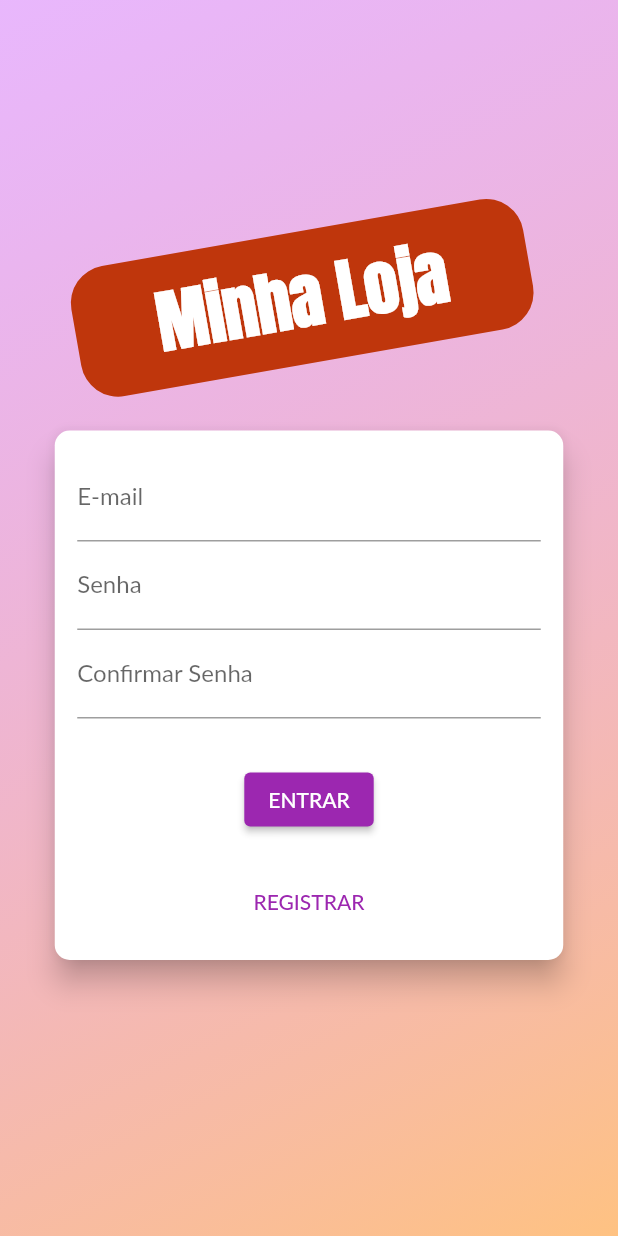
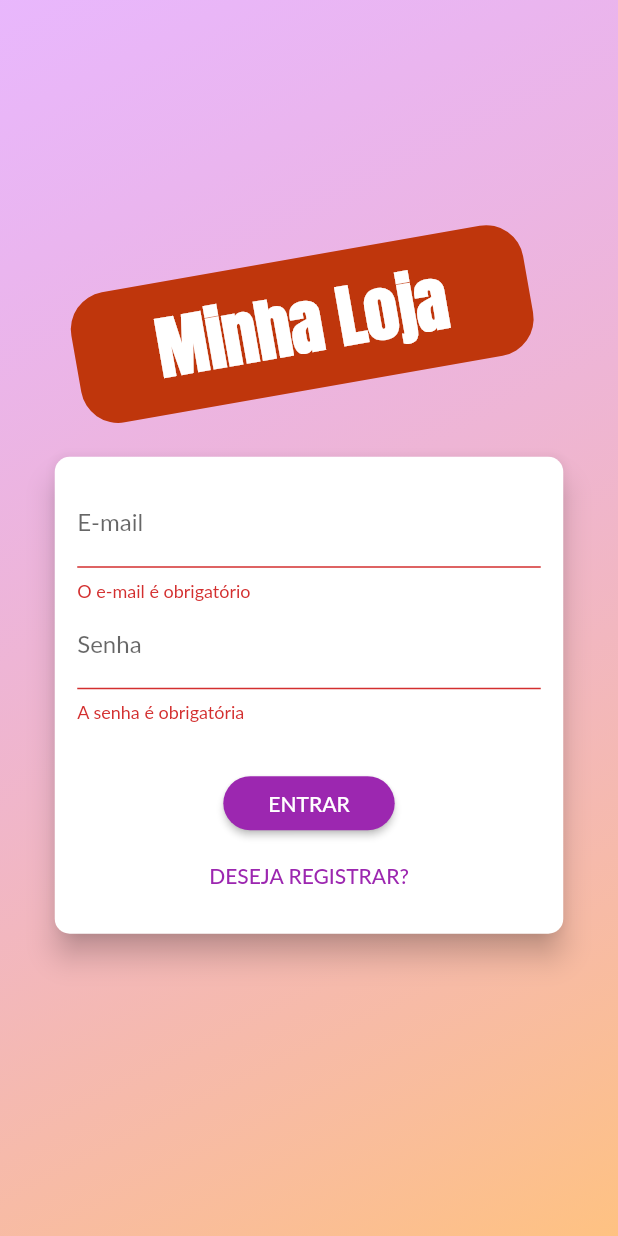
Before and after one commit to Matheus-IT/shop_app, a Flutter app: the screen it shows after launch, after a tap on "ENTRAR", on a phone screen of 412 x 824 dp. Run offline on Flutter 3.47's test engine with Material 2 defaults, Android fonts, the phone set to English and light mode, and no system bars; network calls fail; Roboto replaces fonts that are missing (Lato).

Commit message:
Aula 2022-08-12

```diff
--- a/lib/core/app_routes.dart
+++ b/lib/core/app_routes.dart
@@ -1,6 +1,5 @@
 class AppRoutes {
-  static const auth = '/auth';
-  static const productOverview = '/product/overview';
+  static const home = '/';
   static const productDetail = '/product/detail';
   static const productManager = '/product/manager';
   static const productEdit = '/product/edit';
--- a/lib/core/shop_app.dart
+++ b/lib/core/shop_app.dart
@@ -2,12 +2,12 @@ import 'package:flutter/material.dart';
 import 'package:provider/provider.dart';
 import 'package:shop_app/pages/product_detail_page/product_detail_page.dart';
 
-import '../pages/auth_page/auth_page.dart';
 import '../pages/cart_page/cart_page.dart';
+import '../pages/main_page/main_page.dart';
 import '../pages/order_page/order_page.dart';
 import '../pages/product_manager_page/product_manager_page.dart';
-import '../pages/product_overview_page/product_overview_page.dart';
 import '../pages/product_page/product_page.dart';
+import '../providers/auth_provider.dart';
 import '../providers/cart_provider.dart';
 import '../providers/order_provider.dart';
 import '../providers/product_provider.dart';
@@ -20,10 +20,22 @@ class ShopApp extends StatelessWidget {
   Widget build(BuildContext context) {
     return MultiProvider(
       providers: [
-        ChangeNotifierProvider<ProductProvider>(
-            create: (_) => ProductProvider()),
-        ChangeNotifierProvider<CartProvider>(create: (_) => CartProvider()),
-        ChangeNotifierProvider<OrderProvider>(create: (_) => OrderProvider()),
+        ChangeNotifierProvider<AuthProvider>(
+          create: (_) => AuthProvider(),
+        ),
+        ChangeNotifierProxyProvider<AuthProvider, ProductProvider>(
+          create: (_) => ProductProvider(),
+          update: (_, auth, products) => ProductProvider(
+            auth: auth,
+            products: products?.items,
+          ),
+        ),
+        ChangeNotifierProvider<CartProvider>(
+          create: (_) => CartProvider(),
+        ),
+        ChangeNotifierProvider<OrderProvider>(
+          create: (_) => OrderProvider(),
+        ),
       ],
       child: MaterialApp(
         debugShowCheckedModeBanner: false,
@@ -33,10 +45,9 @@ class ShopApp extends StatelessWidget {
           accentColor: Colors.deepOrange,
           fontFamily: 'Lato',
         ),
-        initialRoute: AppRoutes.auth,
+        initialRoute: AppRoutes.home,
         routes: {
-          AppRoutes.auth: (_) => const AuthPage(),
-          AppRoutes.productOverview: (_) => ProductOverviewPage(),
+          AppRoutes.home: (_) => const MainPage(),
           AppRoutes.productDetail: (_) => ProductDetailPage(),
           AppRoutes.productManager: (_) => ProductManagerPage(),
           AppRoutes.productEdit: (_) => const ProductPage(),
--- /dev/null
+++ b/lib/exceptions/auth_exception.dart
@@ -0,0 +1,41 @@
+class AuthException implements Exception {
+  static const apiErrors = {
+    // SignUp Errors
+    'EMAIL_EXISTS': 'The email address is already in use by another account.',
+    'OPERATION_NOT_ALLOWED': 'Password sign-in is disabled for this project.',
+    'TOO_MANY_ATTEMPTS_TRY_LATER':
+        'We have blocked all requests from this device due to unusual activity. Try again later.',
+    // SignIn Errors
+    'EMAIL_NOT_FOUND':
+        'There is no user record corresponding to this identifier. The user may have been deleted.',
+    'INVALID_PASSWORD':
+        'The password is invalid or the user does not have a password.',
+    'USER_DISABLED': 'The user account has been disabled by an administrator.',
+  };
+  static const userErrors = {
+    // SignUp Errors
+    'EMAIL_EXISTS': 'E-mail já registrado.',
+    'OPERATION_NOT_ALLOWED': 'Registro de novos usuários desativado.',
+    'TOO_MANY_ATTEMPTS_TRY_LATER':
+        'Acesso bloqueado temporariamente. Tente novamente mais tarde.',
+    // SignIn Errors
+    'EMAIL_NOT_FOUND': 'E-mail ou senha inválidos.',
+    'INVALID_PASSWORD': 'E-mail ou senha inválidos.',
+    'USER_DISABLED': 'Conta desabilitada.',
+    // API Errors
+    'API_ERROR': 'Erro desconhecido.',
+  };
+
+  final int statusCode;
+  final String error;
+
+  AuthException({
+    required this.statusCode,
+    required this.error,
+  });
+
+  @override
+  String toString() => apiErrors[error] ?? 'API Error $statusCode';
+
+  String userMessage() => userErrors[error] ?? userErrors['API_ERROR']!;
+}
--- /dev/null
+++ b/lib/helpers/validate_helpers.dart
@@ -0,0 +1,5 @@
+bool validateEmail(String email) {
+  const regexEmail =
+      r"^[a-zA-Z0-9.a-zA-Z0-9.!#$%&'*+-/=?^_`{|}~]+@[a-zA-Z0-9]+\.[a-zA-Z]+";
+  return RegExp(regexEmail).hasMatch(email);
+}
--- a/lib/pages/auth_page/auth_card.dart
+++ b/lib/pages/auth_page/auth_card.dart
@@ -1,9 +1,8 @@
 import 'package:flutter/material.dart';
+import 'package:provider/provider.dart';
 
-enum AuthMode {
-  signIn,
-  signUp,
-}
+import '../../helpers/validate_helpers.dart';
+import '../../providers/auth_provider.dart';
 
 class AuthCard extends StatefulWidget {
   const AuthCard({Key? key}) : super(key: key);
@@ -13,7 +12,85 @@ class AuthCard extends StatefulWidget {
 }
 
 class _AuthCardState extends State<AuthCard> {
-  AuthMode _authMode = AuthMode.signUp;
+  static const passwordMinLen = 5;
+
+  final _formKey = GlobalKey<FormState>();
+  final _emailController = TextEditingController();
+  final _passwordController = TextEditingController();
+
+  AuthMode _authMode = AuthMode.signIn;
+
+  bool get _isSignIn => _authMode == AuthMode.signIn;
+  bool get _isSignUp => _authMode == AuthMode.signUp;
+
+  String? _validateEmail(String? email) {
+    email = email ?? '';
+    if (email.isEmpty) {
+      return 'O e-mail é obrigatório';
+    }
+    if (!validateEmail(email)) {
+      return 'E-mail inválido';
+    }
+    return null;
+  }
+
+  String? _validatePassword(String? password) {
+    password = password ?? '';
+    if (password.isEmpty) {
+      return 'A senha é obrigatória';
+    }
+    if (password.length < passwordMinLen) {
+      return 'A senha deve possuir no mínimo $passwordMinLen caracteres';
+    }
+    return null;
+  }
+
+  String? _validatePasswordConfirmation(String? passwordConfirmation) {
+    passwordConfirmation = passwordConfirmation ?? '';
+    if (passwordConfirmation != _passwordController.text) {
+      return 'A confirmação de senha não combina';
+    }
+    return null;
+  }
+
+  void _switchAuthMode() {
+    setState(() {
+      _authMode = _isSignIn ? AuthMode.signUp : AuthMode.signIn;
+    });
+  }
+
+  void _showErrorDialog(String message) {
+    showDialog(
+      context: context,
+      builder: (context) => AlertDialog(
+        title: const Text('Ocorreu um Erro'),
+        content: Text(message),
+        actions: [
+          TextButton(
+            onPressed: () => Navigator.of(context).pop(),
+            child: const Text('FECHAR'),
+          ),
+        ],
+      ),
+    );
+  }
+
+  void _submit() {
+    final isValid = _formKey.currentState?.validate() ?? false;
+    if (!isValid) {
+      return;
+    }
+
+    _formKey.currentState?.save();
+
+    final auth = Provider.of<AuthProvider>(context, listen: false);
+
+    auth.authenticate(
+      _emailController.text,
+      _passwordController.text,
+      _authMode,
+    );
+  }
 
   @override
   Widget build(BuildContext context) {
@@ -29,38 +106,59 @@ class _AuthCardState extends State<AuthCard> {
         width: devSize.width * 0.75,
         color: Colors.white,
         child: Form(
+          key: _formKey,
           child: Column(
             children: [
+              // E-mail
               TextFormField(
+                controller: _emailController,
                 decoration: const InputDecoration(
                   labelText: 'E-mail',
                 ),
                 keyboardType: TextInputType.emailAddress,
+                validator: _validateEmail,
               ),
+              // Password
               TextFormField(
+                controller: _passwordController,
                 obscureText: true,
                 decoration: const InputDecoration(
                   labelText: 'Senha',
                 ),
                 keyboardType: TextInputType.text,
+                validator: _validatePassword,
               ),
-              if (_authMode == AuthMode.signUp)
+              if (_isSignUp)
+                // Password  confirmation
                 TextFormField(
                   obscureText: true,
                   decoration: const InputDecoration(
                     labelText: 'Confirmar Senha',
                   ),
                   keyboardType: TextInputType.text,
+                  validator: _isSignUp ? _validatePasswordConfirmation : null,
                 ),
               const SizedBox(height: 30.0),
+              // Action (SignIn or SignUp)
               ElevatedButton(
-                onPressed: () {},
-                child: const Text('ENTRAR'),
+                onPressed: _submit,
+                style: ElevatedButton.styleFrom(
+                  padding: const EdgeInsets.symmetric(
+                    horizontal: 30.0,
+                    vertical: 8.0,
+                  ),
+                  shape: RoundedRectangleBorder(
+                    borderRadius: BorderRadius.circular(30.0),
+                  ),
+                ),
+                child: Text(_isSignIn ? 'ENTRAR' : 'REGISTRAR'),
               ),
-              const SizedBox(height: 20.0),
+              //const Spacer(),
+              // Change SignIn/SignUp state
               TextButton(
-                onPressed: () {},
-                child: const Text('REGISTRAR'),
+                onPressed: _switchAuthMode,
+                child:
+                    Text(_isSignIn ? 'DESEJA REGISTRAR?' : 'JÁ POSSUI CONTA?'),
               ),
             ],
           ),
--- a/lib/pages/auth_page/auth_page.dart
+++ b/lib/pages/auth_page/auth_page.dart
@@ -28,9 +28,9 @@ class AuthPage extends StatelessWidget {
             child: Column(
               mainAxisAlignment: MainAxisAlignment.center,
               crossAxisAlignment: CrossAxisAlignment.center,
-              children: [
-                const AuthLabel(),
-                const SizedBox(height: 15.0),
+              children: const [
+                AuthLabel(),
+                SizedBox(height: 15.0),
                 AuthCard(),
               ],
             ),
--- /dev/null
+++ b/lib/pages/main_page/main_page.dart
@@ -0,0 +1,16 @@
+import 'package:flutter/material.dart';
+import 'package:provider/provider.dart';
+
+import '../../providers/auth_provider.dart';
+import '../auth_page/auth_page.dart';
+import '../product_overview_page/product_overview_page.dart';
+
+class MainPage extends StatelessWidget {
+  const MainPage({Key? key}) : super(key: key);
+
+  @override
+  Widget build(BuildContext context) {
+    final auth = Provider.of<AuthProvider>(context);
+    return auth.isAuthenticated ? ProductOverviewPage() : const AuthPage();
+  }
+}
--- a/lib/pages/widgets/app_drawer.dart
+++ b/lib/pages/widgets/app_drawer.dart
@@ -17,8 +17,7 @@ class AppDrawer extends StatelessWidget {
             leading: const Icon(Icons.shop),
             title: const Text('Loja'),
             onTap: () {
-              Navigator.of(context)
-                  .pushReplacementNamed(AppRoutes.productOverview);
+              Navigator.of(context).pushReplacementNamed(AppRoutes.home);
             },
           ),
           const Divider(),
--- /dev/null
+++ b/lib/providers/auth_provider.dart
@@ -0,0 +1,91 @@
+import 'dart:convert';
+import 'dart:io';
+
+import 'package:flutter/material.dart';
+import 'package:http/http.dart' as http;
+import 'package:shop_app/exceptions/api_exception.dart';
+import 'package:shop_app/exceptions/auth_exception.dart';
+
+enum AuthMode {
+  signIn,
+  signUp,
+}
+
+class AuthProvider extends ChangeNotifier {
+  static const appKey = 'AIzaSyD-gNvmf3xLoi-Qa_NSNC2cirx4ksu2pGU';
+  static const authBaseUrl =
+      'https://identitytoolkit.googleapis.com/v1/accounts:';
+  static const authSignUp = 'signUp';
+  static const authSignIn = 'signInWithPassword';
+
+  static String _authUrl(AuthMode authMode) {
+    final mode = authMode == AuthMode.signIn ? authSignIn : authSignUp;
+    return '$authBaseUrl$mode?key=$appKey';
+  }
+
+  String? _token;
+  String? _uid;
+  String? _email;
+  DateTime? _expireDate;
+
+  bool get isAuthenticated {
+    final isTokenValid = _expireDate?.isAfter(DateTime.now()) ?? false;
+    return isTokenValid && (_token != null);
+  }
+
+  String? get token => isAuthenticated ? _token : null;
+  String? get uid => isAuthenticated ? _uid : null;
+  String? get email => isAuthenticated ? _email : null;
+
+  Future<void> authenticate(
+    String email,
+    String password,
+    AuthMode authMode,
+  ) async {
+    final response = await http.post(
+      Uri.parse(_authUrl(authMode)),
+      body: jsonEncode({
+        'email': email,
+        'password': password,
+        'returnSecureToken': true,
+      }),
+    );
+
+    // debugPrint('STATUS: ${response.statusCode}');
+    // debugPrint(response.body);
+
+    if (response.statusCode == HttpStatus.ok) {
+      final body = jsonDecode(response.body);
+
+      _token = body['idToken'];
+      _uid = body['localId'];
+      _email = body['email'];
+      _expireDate = DateTime.now().add(
+        Duration(seconds: int.parse(body['expiresIn'])),
+      );
+
+      notifyListeners();
+    } else {
+      if (response.statusCode != HttpStatus.notFound) {
+        final error = jsonDecode(response.body)['error'];
+
+        if (error != null) {
+          throw AuthException(
+            statusCode: response.statusCode,
+            error: error['message'],
+          );
+        } else {
+          throw ApiException(
+            statusCode: response.statusCode,
+            message: 'Unexpected error',
+          );
+        }
+      } else {
+        throw ApiException(
+          statusCode: response.statusCode,
+          message: 'Invalid API URL',
+        );
+      }
+    }
+  }
+}
```
Also changed, not shown: lib/providers/product_provider.dart (+53 -33 lines).
